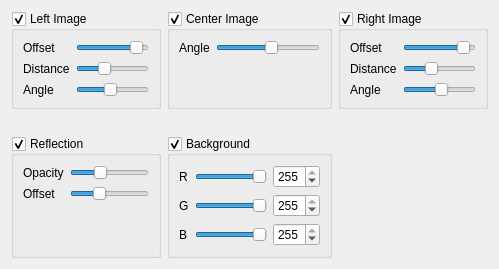
ariya/screenie, file parameters.ui: the form before one commit.
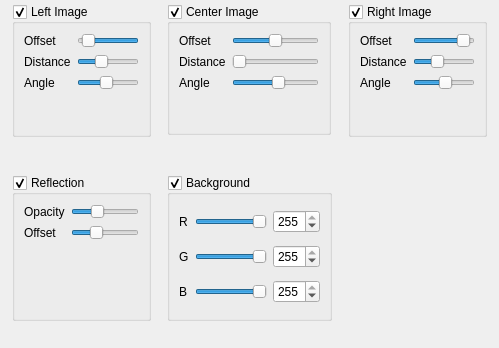
The form after the commit.

Commit message:
* Allow to change offset and distance for middle image * Draw pictures from background to foreground
All of these enable a new rendering effect

```diff
--- a/parameters.ui
+++ b/parameters.ui
@@ -6,7 +6,7 @@
     <x>0</x>
     <y>0</y>
     <width>499</width>
-    <height>267</height>
+    <height>348</height>
    </rect>
   </property>
   <property name="minimumSize" >
@@ -18,9 +18,15 @@
   <property name="windowTitle" >
    <string>Parameters</string>
   </property>
-  <layout class="QGridLayout" name="gridLayout" >
-   <item row="0" column="0" >
     <widget class="QGroupBox" name="leftImageBox" >
+   <property name="geometry" >
+    <rect>
+     <x>12</x>
+     <y>4</y>
+     <width>139</width>
+     <height>133</height>
+    </rect>
+   </property>
      <property name="title" >
       <string>Left Image</string>
      </property>
@@ -54,6 +60,12 @@
           <property name="orientation" >
            <enum>Qt::Horizontal</enum>
           </property>
+        <property name="invertedAppearance" >
+         <bool>true</bool>
+        </property>
+        <property name="invertedControls" >
+         <bool>false</bool>
+        </property>
          </widget>
         </item>
         <item row="1" column="0" >
@@ -103,9 +115,15 @@
       </item>
      </layout>
     </widget>
-   </item>
-   <item row="0" column="1" >
     <widget class="QGroupBox" name="centerImageBox" >
+   <property name="geometry" >
+    <rect>
+     <x>167</x>
+     <y>4</y>
+     <width>164</width>
+     <height>131</height>
+    </rect>
+   </property>
      <property name="title" >
       <string>Center Image</string>
      </property>
@@ -115,17 +133,61 @@
      <property name="checkable" >
       <bool>true</bool>
      </property>
-     <layout class="QVBoxLayout" name="verticalLayout" >
-      <item>
        <layout class="QFormLayout" name="formLayout" >
         <item row="0" column="0" >
+     <widget class="QLabel" name="label_14" >
+      <property name="text" >
+       <string>Offset</string>
+      </property>
+     </widget>
+    </item>
+    <item row="0" column="1" >
+     <widget class="QSlider" name="centerOffsetSlider" >
+      <property name="minimum" >
+       <number>-150</number>
+      </property>
+      <property name="maximum" >
+       <number>150</number>
+      </property>
+      <property name="value" >
+       <number>0</number>
+      </property>
+      <property name="orientation" >
+       <enum>Qt::Horizontal</enum>
+      </property>
+     </widget>
+    </item>
+    <item row="1" column="0" >
+     <widget class="QLabel" name="label_13" >
+      <property name="text" >
+       <string>Distance</string>
+      </property>
+     </widget>
+    </item>
+    <item row="1" column="1" >
+     <widget class="QSlider" name="centerDistanceSlider" >
+      <property name="minimum" >
+       <number>0</number>
+      </property>
+      <property name="maximum" >
+       <number>99</number>
+      </property>
+      <property name="value" >
+       <number>0</number>
+      </property>
+      <property name="orientation" >
+       <enum>Qt::Horizontal</enum>
+      </property>
+     </widget>
+    </item>
+    <item row="2" column="0" >
          <widget class="QLabel" name="label" >
           <property name="text" >
            <string>Angle</string>
           </property>
          </widget>
         </item>
-        <item row="0" column="1" >
+    <item row="2" column="1" >
          <widget class="QSlider" name="centerAngleSlider" >
           <property name="sizePolicy" >
            <sizepolicy vsizetype="Fixed" hsizetype="Expanding" >
@@ -151,12 +213,16 @@
          </widget>
         </item>
        </layout>
-      </item>
-     </layout>
-    </widget>
-   </item>
-   <item row="0" column="2" >
+  </widget>
     <widget class="QGroupBox" name="rightImageBox" >
+   <property name="geometry" >
+    <rect>
+     <x>348</x>
+     <y>4</y>
+     <width>139</width>
+     <height>133</height>
+    </rect>
+   </property>
      <property name="title" >
       <string>Right Image</string>
      </property>
@@ -239,9 +305,15 @@
       </item>
      </layout>
     </widget>
-   </item>
-   <item row="1" column="0" >
     <widget class="QWidget" native="1" name="widget" >
+   <property name="geometry" >
+    <rect>
+     <x>12</x>
+     <y>152</y>
+     <width>25</width>
+     <height>16</height>
+    </rect>
+   </property>
      <property name="sizePolicy" >
       <sizepolicy vsizetype="Minimum" hsizetype="Fixed" >
        <horstretch>0</horstretch>
@@ -255,9 +327,15 @@
       </size>
      </property>
     </widget>
-   </item>
-   <item row="2" column="0" >
     <widget class="QGroupBox" name="reflectionBox" >
+   <property name="geometry" >
+    <rect>
+     <x>12</x>
+     <y>175</y>
+     <width>139</width>
+     <height>146</height>
+    </rect>
+   </property>
      <property name="title" >
       <string>Reflection</string>
      </property>
@@ -311,22 +389,15 @@
       </item>
      </layout>
     </widget>
-   </item>
-   <item row="3" column="0" >
-    <spacer name="verticalSpacer_2" >
-     <property name="orientation" >
-      <enum>Qt::Vertical</enum>
-     </property>
-     <property name="sizeHint" stdset="0" >
-      <size>
-       <width>20</width>
-       <height>18</height>
-      </size>
-     </property>
-    </spacer>
-   </item>
-   <item row="2" column="1" >
     <widget class="QGroupBox" name="backgroundBox" >
+   <property name="geometry" >
+    <rect>
+     <x>167</x>
+     <y>175</y>
+     <width>165</width>
+     <height>146</height>
+    </rect>
+   </property>
      <property name="title" >
       <string>Background</string>
      </property>
@@ -429,8 +500,6 @@
       </item>
      </layout>
     </widget>
-   </item>
-  </layout>
  </widget>
  <resources/>
  <connections>
```
Lines whose indentation alone changed are shown as unchanged. The commit also changes 1 other file.
